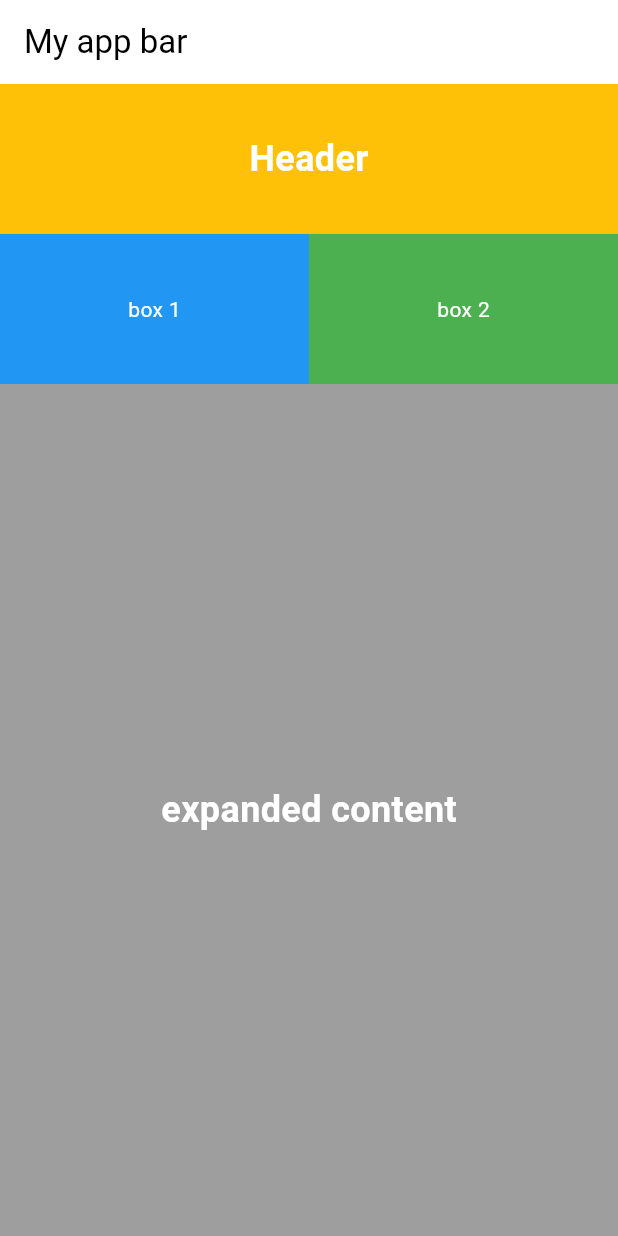
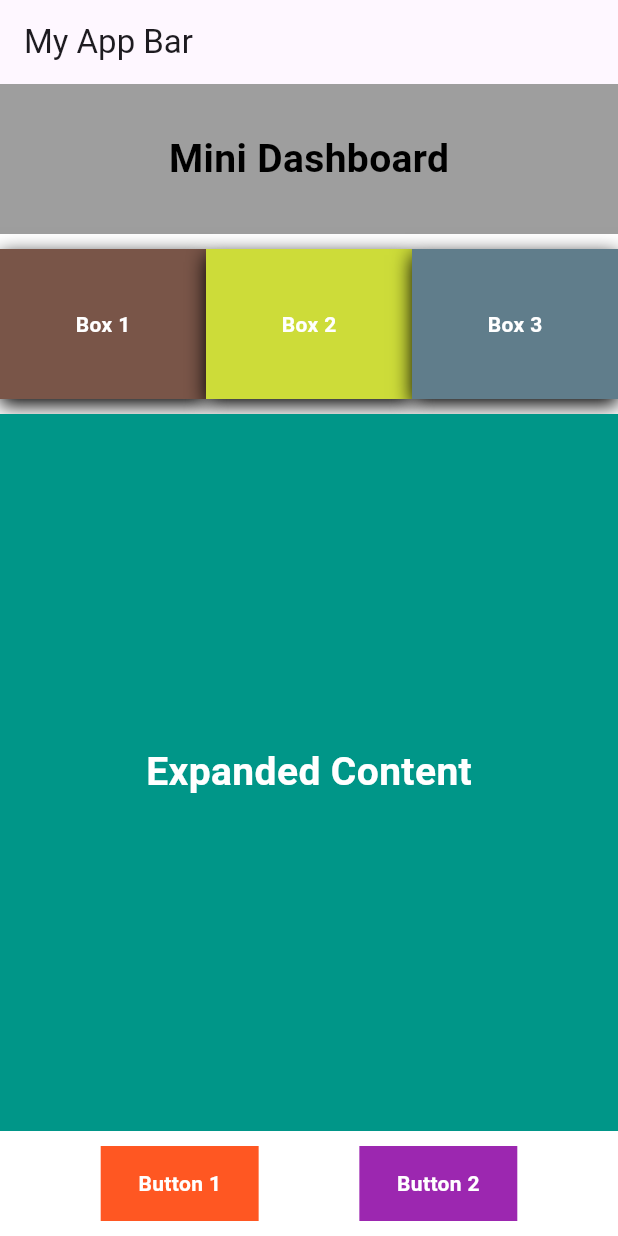
Before and after one commit to fleuryleentaco/flutter-learning, a Flutter app: the screen it shows after launch, on a phone screen of 412 x 824 dp. Run offline on Flutter 3.47's test engine with Material 3 defaults, Android fonts, the phone set to English and light mode, and no system bars.

Commit message:
Day 02: Flutter layouts(row,column,expanded) updated

```diff
--- a/day02_layouts/lib/main.dart
+++ b/day02_layouts/lib/main.dart
@@ -1,6 +1,6 @@
 import 'package:flutter/material.dart';
 
-void main() {
+void main(){
   runApp(const MyApp());
 }
 
@@ -11,7 +11,7 @@ class MyApp extends StatelessWidget {
   Widget build(BuildContext context) {
     return MaterialApp(
       debugShowCheckedModeBanner: false,
-      title: 'flutter demo',
+      title:'flutter demo',
       home: HomePage(),
     );
   }
@@ -23,70 +23,168 @@ class HomePage extends StatelessWidget {
   @override
   Widget build(BuildContext context) {
     return Scaffold(
-      appBar: AppBar(
-        backgroundColor: Colors.white,
-        title: Text('My app bar', style: TextStyle(color: Colors.black)),
+      backgroundColor: Colors.white,
+      appBar:AppBar(
+        title: Text(
+          'My App Bar',
+        )
       ),
-      body: Column(
+      body:Column(
         children: [
-          //header
           Container(
-            color: Colors.amber,
+            width:double.infinity,
             height: 100,
-            width: double.infinity,
-            child: Center(
+            color: Colors.grey,
+            child:Center(
               child: Text(
-                'Header',
-                style: TextStyle(
-                  color: Colors.white,
-                  fontSize: 24,
+                'Mini Dashboard',
+                style:TextStyle(
+                  color: Colors.black,
+                  fontSize: 26,
                   fontWeight: FontWeight.bold,
-                ),
-              ),
-            ),
+                )
+              )
+            )
           ),
+          SizedBox(height: 10),
           //row
           Row(
+           mainAxisAlignment: MainAxisAlignment.spaceEvenly,
             children: [
               Expanded(
                 child: Container(
-                  color: Colors.blue,
                   height: 100,
+                  decoration: BoxDecoration(
+                    color: Colors.brown,
+                    boxShadow: [
+                      BoxShadow(
+                        color: Colors.black,
+                        blurRadius: 10,
+                        offset: Offset(0,4),
+                      )
+                    ]
+                  ),
                   child: Center(
-                    child: Text('box 1', style: TextStyle(color: Colors.white)),
-                  ),
-                ),
+                    child:Text(
+                      'Box 1',
+                      style: TextStyle(
+                        color: Colors.white,
+                        fontWeight: FontWeight.bold
+                      )
+                    )
+                  )
+                )
               ),
+
               Expanded(
                 child: Container(
-                  color: Colors.green,
                   height: 100,
+                  decoration: BoxDecoration(
+                    color: Colors.lime,
+                    boxShadow: [
+                      BoxShadow(
+                        color: Colors.black,
+                        blurRadius: 10,
+                        offset: Offset(0,4),
+                      )
+                    ]
+                  ),
                   child: Center(
-                    child: Text('box 2', style: TextStyle(color: Colors.white)),
+                    child:Text(
+                      'Box 2',
+                      style:TextStyle(
+                        color: Colors.white,
+                        fontWeight: FontWeight.bold
+                      )
+                    )
+                  )
+                )
+              ),
+
+              Expanded(
+                child: Container(
+                  height: 100,
+                  decoration: BoxDecoration(
+                    color: Colors.blueGrey,
+                    boxShadow: [
+                      BoxShadow(
+                        color: Colors.black,
+                        blurRadius: 10,
+                        offset: Offset(0,4),
+                      )
+                    ]
                   ),
-                ),
-              ),
+                  child: Center(
+                    child:Text(
+                      'Box 3',
+                      style: TextStyle(
+                        color: Colors.white,
+                        fontWeight: FontWeight.bold
+                      )
+                    )
+                  )
+                )
+              )
             ],
           ),
+
+          SizedBox(height: 10),
+
           Expanded(
             child: Container(
-              color: Colors.grey,
+              color: Colors.teal,
               width: double.infinity,
-              height: double.infinity,
               child: Center(
                 child: Text(
-                  'expanded content',
+                  'Expanded Content',
                   style: TextStyle(
                     color: Colors.white,
-                    fontSize: 24,
+                    fontSize: 26,
                     fontWeight: FontWeight.bold,
-                  ),
-                ),
-              ),
+                  )
+                )
+              )
             ),
           ),
+          SizedBox(height: 10),
+
+          Row(
+            mainAxisAlignment: MainAxisAlignment.spaceEvenly,
+            children: [
+              Container(
+                color: Colors.deepOrange,
+                padding: EdgeInsets.symmetric(vertical: 15, horizontal: 25),
+                child: Center(
+                  child: Text(
+                    'Button 1',
+                    style:TextStyle(
+                      color: Colors.white,
+                      fontWeight: FontWeight.bold,
+                    )
+                  )
+                )
+              ),
+
+               Container(
+                color: Colors.purple,
+                padding: EdgeInsets.symmetric(vertical: 15, horizontal: 25),
+                child: Center(
+                  child: Text(
+                    'Button 2',
+                    style:TextStyle(
+                      color: Colors.white,
+                      fontWeight: FontWeight.bold,
+                    )
+                  )
+                )
+              ),
+
+            ]
+          ),
+          SizedBox(height: 10)
+
         ],
-      ),
+      )
     );
   }
 }
```
